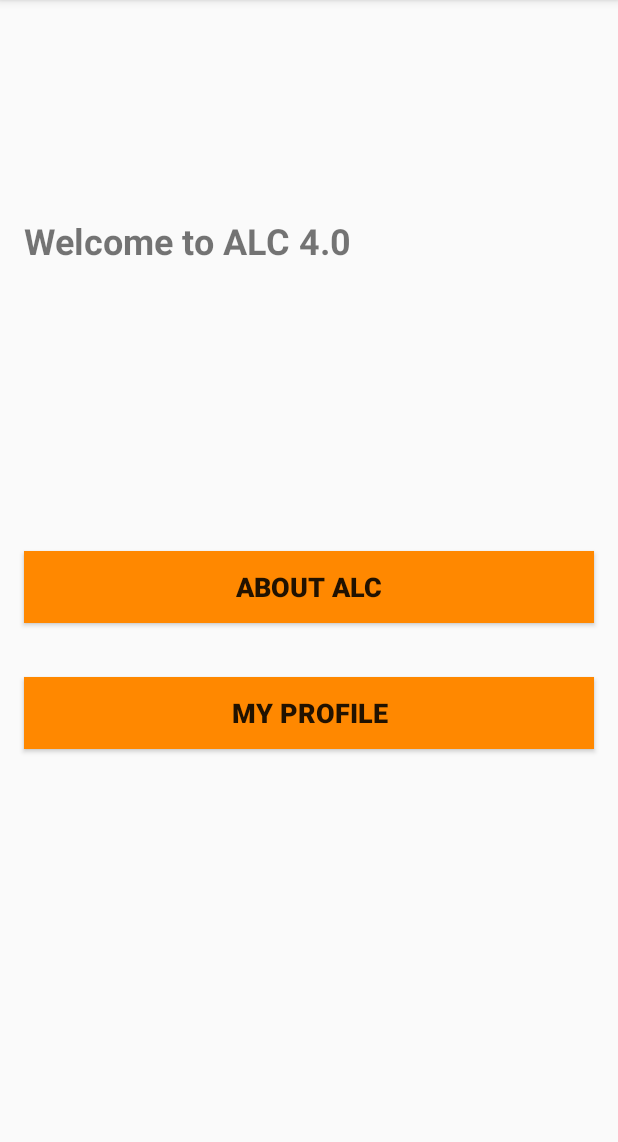
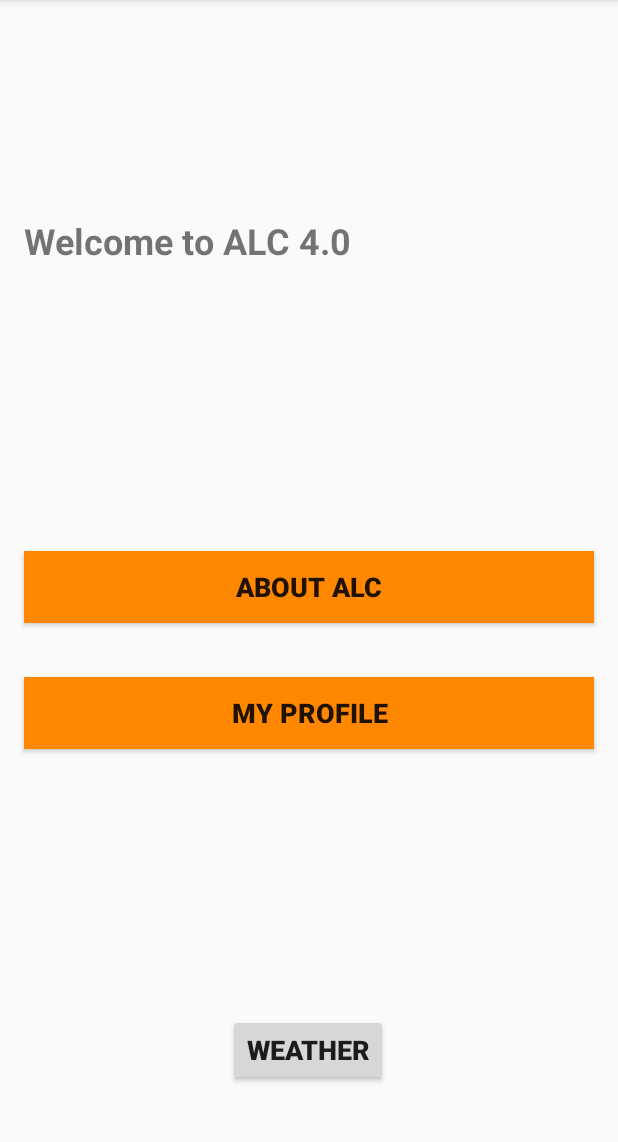
Before and after one commit to Rutayuga/Phase1ChallengeAndroid, an Android app: the screen it shows after launch (MainActivity), on a phone screen of 412 x 824 dp, the part 84-1226 px from its top. Run offline under Robolectric (Android 15) with nearby library versions, the phone set to English and light mode, and no system bars.

Commit message:
Update files

```diff
--- a/app/build.gradle
+++ b/app/build.gradle
@@ -1,4 +1,5 @@
 apply plugin: 'com.android.application'
+apply plugin: 'com.google.gms.google-services'
 
 android {
     compileSdkVersion 28
@@ -22,7 +23,9 @@ dependencies {
     implementation fileTree(dir: 'libs', include: ['*.jar'])
     implementation 'com.android.support:appcompat-v7:28.0.0'
     implementation 'com.android.support.constraint:constraint-layout:1.1.3'
+    implementation 'com.google.firebase:firebase-database:16.0.4'
     testImplementation 'junit:junit:4.12'
     androidTestImplementation 'com.android.support.test:runner:1.0.2'
     androidTestImplementation 'com.android.support.test.espresso:espresso-core:3.0.2'
 }
+apply plugin: 'com.google.gms.google-services'
--- a/app/src/main/java/outreachtraders/com/phase1challenge_android/MainActivity.java
+++ b/app/src/main/java/outreachtraders/com/phase1challenge_android/MainActivity.java
@@ -18,6 +18,7 @@ public class MainActivity extends AppCompatActivity {
         setContentView(R.layout.activity_main);
         Button about=findViewById(R.id.about_btn);
         Button profile=findViewById(R.id.my_profile);
+        final Button info=findViewById(R.id.weather_btn);
         about.setOnClickListener(new View.OnClickListener() {
             @Override
             public void onClick(View view) {
@@ -32,5 +33,13 @@ profile.setOnClickListener(new View.OnClickListener() {
         startActivity(intent);
     }
 });
+
+info.setOnClickListener(new View.OnClickListener() {
+    @Override
+    public void onClick(View view) {
+        Intent intent=new Intent(MainActivity.this, info.class);
+        startActivity(intent);
+    }
+});
     }
 }
--- a/app/src/main/res/layout/activity_main.xml
+++ b/app/src/main/res/layout/activity_main.xml
@@ -50,4 +50,17 @@
         app:layout_constraintHorizontal_bias="0.0"
         app:layout_constraintStart_toStartOf="@+id/about_btn"
         app:layout_constraintTop_toBottomOf="@+id/about_btn" />
+
+    <Button
+        android:id="@+id/weather_btn"
+        android:layout_width="wrap_content"
+        android:layout_height="wrap_content"
+        android:layout_marginBottom="44dp"
+        android:text="Weather"
+        android:textSize="18sp"
+        android:textStyle="bold"
+        app:layout_constraintBottom_toBottomOf="parent"
+        app:layout_constraintEnd_toEndOf="@+id/my_profile"
+        app:layout_constraintHorizontal_bias="0.498"
+        app:layout_constraintStart_toStartOf="@+id/my_profile" />
 </android.support.constraint.ConstraintLayout>
--- a/build.gradle
+++ b/build.gradle
@@ -8,6 +8,7 @@ buildscript {
     }
     dependencies {
         classpath 'com.android.tools.build:gradle:3.4.2'
+        classpath 'com.google.gms:google-services:4.2.0'
 
         // NOTE: Do not place your application dependencies here; they belong
         // in the individual module build.gradle files
```
Also changed, not shown: app/src/main/AndroidManifest.xml (+6 -5 lines), app/src/main/java/outreachtraders/com/phase1challenge_android/info.java (added, +64 -0 lines), app/src/main/res/layout/activity_info.xml (added, +54 -0 lines), 1 other file.
